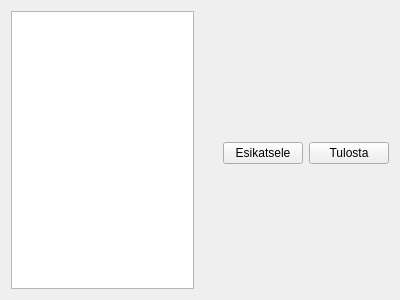
artoh/kitupiikki, file kitupiikki/raportti/raportti.ui: the form before one commit.
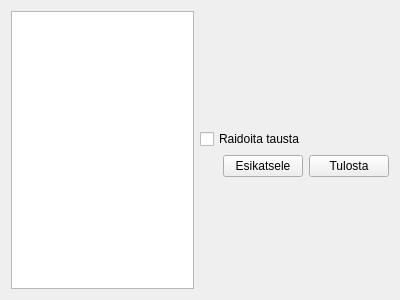
The form after the commit.

The edit to the form file:
```diff
--- a/kitupiikki/raportti/raportti.ui
+++ b/kitupiikki/raportti/raportti.ui
@@ -32,6 +32,13 @@
        <widget class="QWidget" name="page_2"/>
       </widget>
      </item>
+     <item>
+      <widget class="QCheckBox" name="raitaCheck">
+       <property name="text">
+        <string>Raidoita tausta</string>
+       </property>
+      </widget>
+     </item>
      <item>
       <layout class="QHBoxLayout" name="horizontalLayout">
        <item>
```
